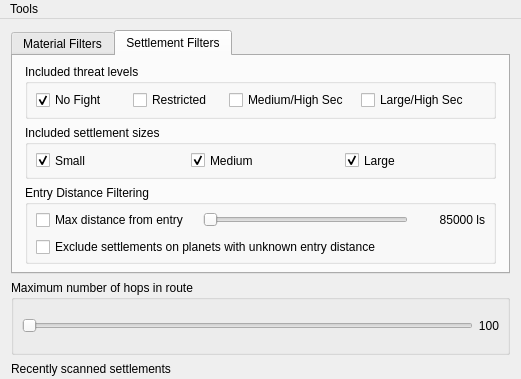
The window that src/MainWindow.ui (neotron/EDPathFinder) describes before a commit, drawn with Qt 5; both pictures show x 0 to 521 and y 0 to 379 of the 521 by 556 pixel window.
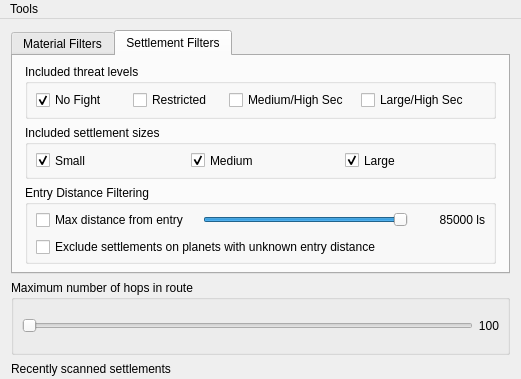
The same window after the commit. The open tabs and pages were chosen to show the change. Custom widgets are drawn as their Qt base class.

What changed in the file:
```diff
--- a/src/MainWindow.ui
+++ b/src/MainWindow.ui
@@ -588,6 +588,12 @@
                  <verstretch>0</verstretch>
                 </sizepolicy>
                </property>
+               <property name="maximum">
+                <number>10000</number>
+               </property>
+               <property name="value">
+                <number>10000</number>
+               </property>
                <property name="orientation">
                 <enum>Qt::Horizontal</enum>
                </property>
```
Left out of the diff: 2 changed lines with no effect on the pictures.
